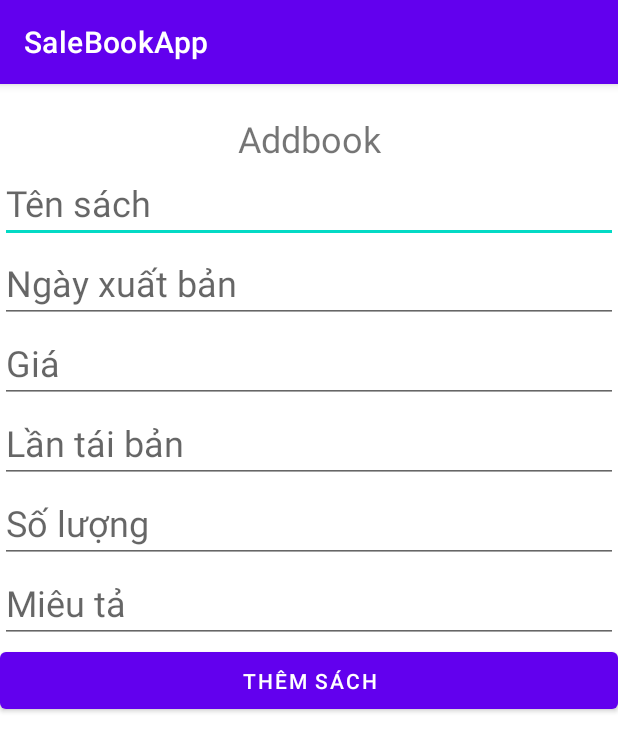
After one commit to TuDV2000/LTDD_CS81_Nhom20, an Android app: the AddBookActivity screen opened directly, with no data from a screen before it, on a phone screen of 412 x 824 dp. The commit adds this screen. Shown: the top 752 px of the screen. Run offline under Robolectric (Android 15) with nearby library versions, the phone set to English and light mode, and no system bars; our stand-ins replace Room's generated code.

Commit message:
fix add cart + add book

```diff
--- a/app/src/main/java/com/example/salebookapp/AccountFragment.java
+++ b/app/src/main/java/com/example/salebookapp/AccountFragment.java
@@ -83,6 +83,8 @@ public class AccountFragment extends Fragment {
                                 Utils.accLogin = l.get(0);
                                 getActivity().finish();
                                 startActivity(new Intent(getContext(), HomeActivity.class));
+                            } else {
+                                System.out.println("=========================================du moa chua them dc");
                             }
                         }
                     });
--- a/app/src/main/java/com/example/salebookapp/AccsalerFragment.java
+++ b/app/src/main/java/com/example/salebookapp/AccsalerFragment.java
@@ -31,6 +31,12 @@ public class AccsalerFragment extends Fragment {
                 startActivity(new Intent(getContext(),HomeActivity.class));
             }
         });
+        btnStore.setOnClickListener(new View.OnClickListener() {
+            @Override
+            public void onClick(View v) {
+                startActivity(new Intent(getContext(), AddBookActivity.class));
+            }
+        });
 
         return view;
     }
--- /dev/null
+++ b/app/src/main/java/com/example/salebookapp/AddBookActivity.java
@@ -0,0 +1,137 @@
+package com.example.salebookapp;
+
+import androidx.appcompat.app.AppCompatActivity;
+import android.Manifest;
+import android.content.Intent;
+import android.content.pm.PackageManager;
+import android.database.Cursor;
+import android.graphics.Bitmap;
+import android.graphics.BitmapFactory;
+import android.graphics.drawable.BitmapDrawable;
+import android.graphics.drawable.Drawable;
+import android.net.Uri;
+import android.os.Bundle;
+import android.os.Environment;
+import android.provider.MediaStore;
+import android.renderscript.ScriptGroup;
+import android.view.View;
+import android.widget.Button;
+import android.widget.EditText;
+import android.widget.ImageView;
+import android.widget.Toast;
+
+import androidx.annotation.NonNull;
+import androidx.annotation.Nullable;
+import androidx.appcompat.app.AppCompatActivity;
+import androidx.core.app.ActivityCompat;
+import androidx.room.Dao;
+
+import com.example.salebookapp.entities.Account;
+import com.example.salebookapp.entities.Book;
+import com.example.salebookapp.entities.Customer;
+
+import java.io.ByteArrayOutputStream;
+import java.io.File;
+import java.io.FileNotFoundException;
+import java.io.FileOutputStream;
+import java.io.IOException;
+import java.io.InputStream;
+import java.io.OutputStream;
+import android.os.Bundle;
+
+public class AddBookActivity extends AppCompatActivity {
+
+    EditText edtBookName, edtPublication_Date, edtPrice, edtRepublish, edtQuantity,edtDecribe;
+    ImageView imgViewBook;
+    String imgPath;
+    Button btAddBook;
+
+
+    @Override
+    protected void onCreate(Bundle savedInstanceState) {
+        super.onCreate(savedInstanceState);
+        setContentView(R.layout.activity_add_book);
+
+        init();
+        getImgPath();
+        btAddBook.setOnClickListener(new View.OnClickListener() {
+            @Override
+            public void onClick(View v) {
+                if(addValid()){
+                    Book book = new Book(edtBookName.getText().toString(),edtPublication_Date.getText().toString(),
+                            Double.parseDouble(edtPrice.getText().toString()),
+                            Integer.parseInt(edtRepublish.getText().toString()),
+                            Integer.parseInt(edtQuantity.getText().toString()),
+                            edtDecribe.getText().toString(),imgPath);
+                    AppDatabase.databaseWriteExecutor.execute(new Runnable() {
+                        @Override
+                        public void run() {
+                            AppDatabase.getDatabase(getApplicationContext()).dao().bookInsert(book);
+                        }
+                    });
+                    Toast.makeText(getApplicationContext(), "Added successfully!", Toast.LENGTH_SHORT).show();
+                    edtBookName.setText("");
+                    edtPublication_Date.setText("");
+                    edtPrice.setText("");
+                    edtRepublish.setText("");
+                    edtQuantity.setText("");
+                    edtDecribe.setText("");
+                    System.out.println("================Thêm được rồi nè================");
+                }else{
+                    System.out.println("================Thêm được qq================");
+                }
+
+            }
+        });
+
+    }
+    public void getImgPath (){
+        AppDatabase.databaseWriteExecutor.execute(new Runnable() {
+            @Override
+            public void run() {
+                imgPath = AppDatabase.getDatabase(getApplicationContext()).dao().getBookByID(1).getImage();
+                System.out.println(imgPath);
+            }
+        });
+    }
+    public boolean addValid(){
+        if(edtBookName.getText().toString().length() == 0){
+            Toast.makeText(this,"Yêu cầu nhập tên sách",Toast.LENGTH_SHORT).show();
+            System.out.println("======== Vo day ne =====" + edtBookName.getText().toString());
+            return false;
+        }
+        if(edtPublication_Date.getText().toString().length() == 0){
+            Toast.makeText(this,"Yêu cầu nhập ngày xuất bản",Toast.LENGTH_SHORT).show();
+            return false;
+        }
+        if(edtPrice.getText().toString().length() == 0){
+            Toast.makeText(this,"Yêu cầu nhập giá bán",Toast.LENGTH_SHORT).show();
+            return false;
+        }
+        if(edtRepublish.getText().toString().length() == 0){
+            Toast.makeText(this,"Yêu cầu nhập lần tái bản",Toast.LENGTH_SHORT).show();
+            return false;
+        }
+        if(edtQuantity.getText().toString().length() == 0){
+            Toast.makeText(this,"Yêu cầu nhập số lượng",Toast.LENGTH_SHORT).show();
+            return false;
+        }
+        if(edtDecribe.getText().toString().length() == 0){
+            Toast.makeText(this,"Yêu cầu nhập mô tả",Toast.LENGTH_SHORT).show();
+            return false;
+        }
+        return true;
+    }
+
+    public void init(){
+        edtBookName = (EditText) findViewById(R.id.edt_add_bookname);
+        edtPublication_Date = (EditText) findViewById(R.id.edt_add_publication_date);
+        edtPrice = (EditText) findViewById(R.id.edt_add_price);
+        edtRepublish = (EditText) findViewById(R.id.edt_add_republish);
+        edtQuantity = (EditText) findViewById(R.id.edt_add_Quantity);
+        edtDecribe = findViewById(R.id.edt_add_decribe_book);
+        //imgViewBook = (ImageView) findViewById(R.id.img_book);
+        btAddBook = (Button) findViewById(R.id.btn_add_book);
+    }
+
+}
--- a/app/src/main/java/com/example/salebookapp/CartFragment.java
+++ b/app/src/main/java/com/example/salebookapp/CartFragment.java
@@ -117,7 +117,10 @@ public class CartFragment extends Fragment {
             @Override
             public void onClickRemoveFromCart(Book book, BookAdapter.BookViewHolder holder) {
                 Utils.cart.removeFromCart(book);
-                holder.getTvQuantity().setText("X " + Utils.cart.getCart().get(book.getBookID()).getAmount());
+                if(Utils.cart.getCart().get(book.getBookID()) != null){
+                    holder.getTvQuantity().setText("X " + Utils.cart.getCart().get(book.getBookID()).getAmount());
+                } else holder.getTvQuantity().setText("X 0" );
+
                 tvTotalPrice.setText("Tổng tiền: " + Utils.cart.getTotalPrice());
             }
         });
--- a/app/src/main/java/com/example/salebookapp/HomeActivity.java
+++ b/app/src/main/java/com/example/salebookapp/HomeActivity.java
@@ -5,6 +5,7 @@ import androidx.core.content.ContextCompat;
 import androidx.fragment.app.FragmentStatePagerAdapter;
 import androidx.viewpager.widget.ViewPager;
 
+import android.content.Context;
 import android.net.Uri;
 import android.os.Bundle;
 import android.view.View;
@@ -47,6 +48,8 @@ public class HomeActivity extends AppCompatActivity {
 
         //Load book list
         setBookList();
+
+        Utils.context = this;
 
         adapter = new ViewPagerAdapter(getSupportFragmentManager(), FragmentStatePagerAdapter.BEHAVIOR_RESUME_ONLY_CURRENT_FRAGMENT);
         ahBottomNavigationViewPager.setAdapter(adapter);
@@ -138,6 +141,9 @@ public class HomeActivity extends AppCompatActivity {
                 }
                 bookList = AppDatabase.getDatabase(getApplicationContext()).dao().getAllBook();
             }
+
         });
     }
+
+
 }
--- a/app/src/main/java/com/example/salebookapp/Utils.java
+++ b/app/src/main/java/com/example/salebookapp/Utils.java
@@ -1,4 +1,6 @@
 package com.example.salebookapp;
+
+import android.content.Context;
 
 import com.example.salebookapp.entities.Account;
 
@@ -6,6 +8,6 @@ public class Utils {
     public static final String EMAIL ="laptrinhdidong321@gmail.com";
     public static final String PASSWORD = "Qweqwe123@";
     public static Account accLogin = null;
-
+    public static Context context;
     public static Cart cart = new Cart();
 }
--- /dev/null
+++ b/app/src/main/res/drawable/ic_baseline_image_24.xml
@@ -0,0 +1,10 @@
+<vector xmlns:android="http://schemas.android.com/apk/res/android"
+    android:width="24dp"
+    android:height="24dp"
+    android:viewportWidth="24"
+    android:viewportHeight="24"
+    android:tint="?attr/colorControlNormal">
+  <path
+      android:fillColor="@android:color/white"
+      android:pathData="M21,19V5c0,-1.1 -0.9,-2 -2,-2H5c-1.1,0 -2,0.9 -2,2v14c0,1.1 0.9,2 2,2h14c1.1,0 2,-0.9 2,-2zM8.5,13.5l2.5,3.01L14.5,12l4.5,6H5l3.5,-4.5z"/>
+</vector>
--- /dev/null
+++ b/app/src/main/res/layout/activity_add_book.xml
@@ -0,0 +1,77 @@
+<?xml version="1.0" encoding="utf-8"?>
+<LinearLayout xmlns:android="http://schemas.android.com/apk/res/android"
+    xmlns:tools="http://schemas.android.com/tools"
+    android:layout_width="match_parent"
+    android:layout_height="match_parent"
+    tools:context=".AddBookActivity"
+    android:orientation="vertical">
+        <TextView
+            android:layout_width="match_parent"
+            android:layout_height="wrap_content"
+            android:text="Addbook"
+            android:textSize="24dp"
+            android:layout_marginTop="20dp"
+            android:gravity="center"/>
+        <EditText
+            android:id="@+id/edt_add_bookname"
+            android:layout_width="match_parent"
+            android:layout_height="wrap_content"
+            android:hint="Tên sách"
+            android:textSize="24dp"
+            />
+
+        <EditText
+            android:id="@+id/edt_add_publication_date"
+            android:layout_width="match_parent"
+            android:layout_height="wrap_content"
+            android:hint="Ngày xuất bản"
+            android:inputType="date"
+            android:textSize="24dp"
+            />
+        <EditText
+            android:id="@+id/edt_add_price"
+            android:layout_width="match_parent"
+            android:layout_height="wrap_content"
+            android:hint="Giá"
+            android:inputType="number"
+            android:textSize="24dp"
+            />
+        <EditText
+            android:id="@+id/edt_add_republish"
+            android:layout_width="match_parent"
+            android:layout_height="wrap_content"
+            android:hint="Lần tái bản"
+            android:inputType="number"
+            android:textSize="24dp" />
+
+        <EditText
+            android:id="@+id/edt_add_Quantity"
+            android:layout_width="match_parent"
+            android:layout_height="wrap_content"
+            android:inputType="number"
+            android:hint="Số lượng"
+            android:textSize="24dp" />
+
+
+<!--        <ImageView-->
+<!--            android:id="@+id/img_book"-->
+<!--            android:layout_width="50dp"-->
+<!--            android:layout_height="50dp"-->
+<!--            android:scaleType="centerCrop"-->
+<!--            android:layout_gravity="center_horizontal"-->
+<!--            android:src="@drawable/ic_baseline_image_24"/>-->
+        <EditText
+            android:id="@+id/edt_add_decribe_book"
+            android:layout_width="match_parent"
+            android:layout_height="wrap_content"
+            android:hint="Miêu tả"
+            android:textSize="24dp" />
+
+        <Button
+            android:id="@+id/btn_add_book"
+            android:layout_width="match_parent"
+            android:layout_height="50dp"
+            android:text="Thêm sách"/>
+
+
+</LinearLayout>
```
Also changed, not shown: app/src/main/AndroidManifest.xml (+9 -5 lines), app/src/main/java/com/example/salebookapp/BookAdapter.java (+8 -3 lines), app/src/main/java/com/example/salebookapp/BookDetailActivity.java (+6 -1 lines), app/src/main/java/com/example/salebookapp/BookFragment.java (+23 -2 lines), app/src/main/java/com/example/salebookapp/Cart.java (+14 -5 lines), app/src/main/java/com/example/salebookapp/ViewPagerAdapter.java (+6 -6 lines), app/src/main/java/com/example/salebookapp/entities/Book.java (+15 -0 lines).
